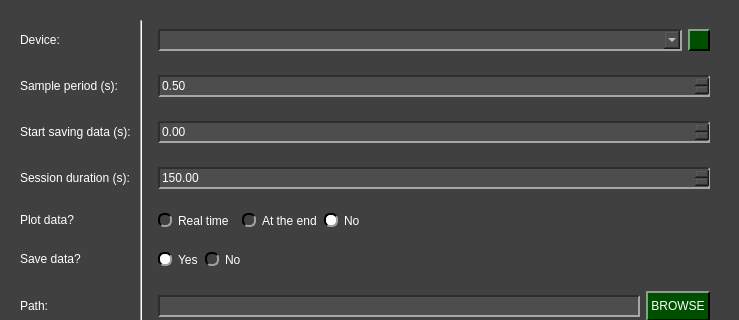
Above: pydaq/uis/PyDAQ_get_model_Arduino_widget.ui from samirmartins/pydaq before the change; both pictures show x 0 to 739 and y 0 to 320 of the 739 by 524 pixel window. Below: the same form after it.
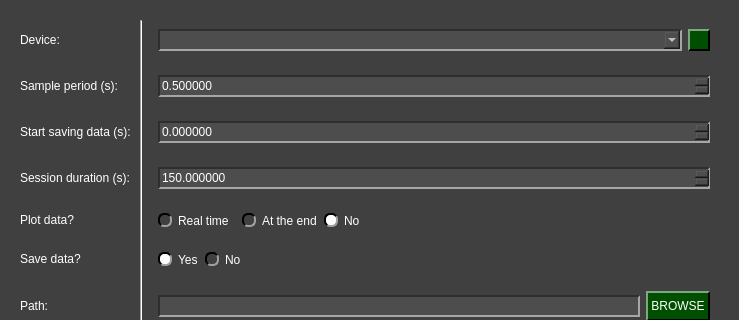
That is the form after the change. Icons and pictures are not drawn.

The edit to the form file:
```diff
--- a/pydaq/uis/PyDAQ_get_model_Arduino_widget.ui
+++ b/pydaq/uis/PyDAQ_get_model_Arduino_widget.ui
@@ -323,10 +323,10 @@
             </size>
            </property>
            <property name="decimals">
-            <number>2</number>
+            <number>6</number>
            </property>
            <property name="maximum">
-            <double>86400.000000000000000</double>
+            <double>999999999999.000000000000000</double>
            </property>
            <property name="singleStep">
             <double>0.010000000000000</double>
@@ -423,10 +423,13 @@
             </size>
            </property>
            <property name="decimals">
-            <number>2</number>
+            <number>6</number>
            </property>
            <property name="minimum">
-            <double>0.010000000000000</double>
+            <double>0.000000000000000</double>
+           </property>
+           <property name="maximum">
+            <double>999999999999.000000000000000</double>
            </property>
            <property name="singleStep">
             <double>0.010000000000000</double>
@@ -530,8 +533,14 @@
              <height>22</height>
             </size>
            </property>
+           <property name="decimals">
+            <number>6</number>
+           </property>
            <property name="maximum">
-            <double>86000.000000000000000</double>
+            <double>999999999999.000000000000000</double>
+           </property>
+           <property name="singleStep">
+            <double>0.010000000000000</double>
            </property>
           </widget>
          </item>
```
Left out of the diff: 2 changed lines with no effect on the pictures.
